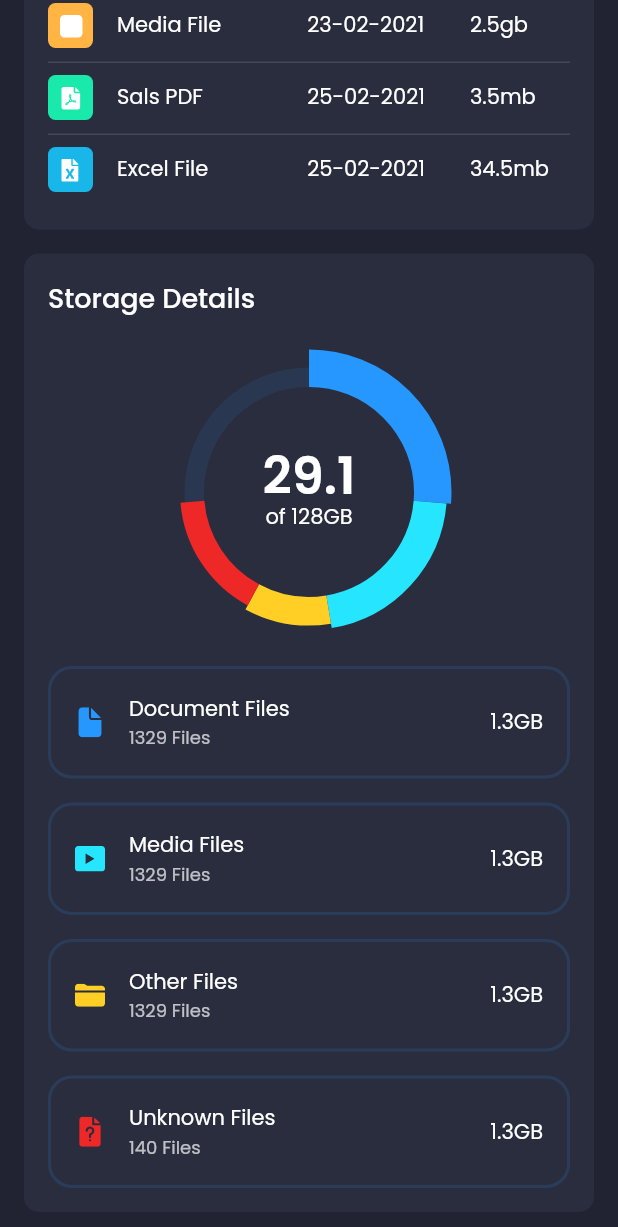
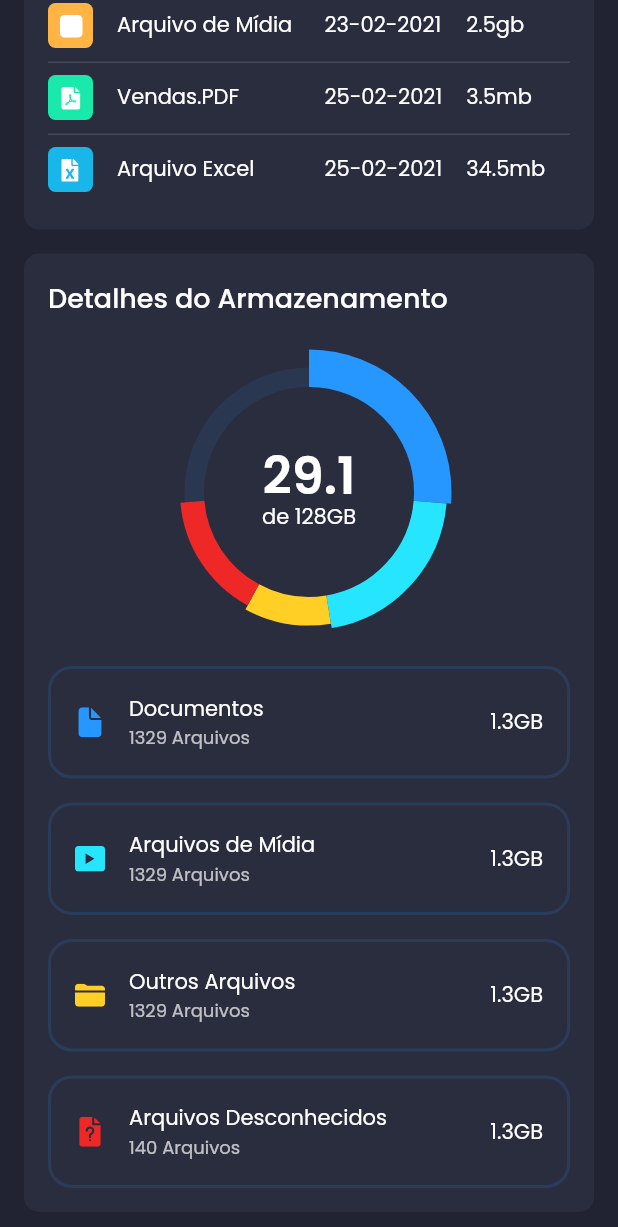
Before and after one commit to zAndreyG/Flutter-Responsive-Mobile-Web-App, a Flutter app: the screen it shows after launch, scrolled down 767 dp, on a phone screen of 412 x 824 dp. Shown: the top 1227 px of the screen. Run offline on Flutter 3.47's test engine with Material 2 defaults, Android fonts, the phone set to English and light mode, and no system bars; drawn by our look-alikes of fl_chart; our stand-ins replace flutter_svg, google_fonts.

Commit message:
Localização

```diff
--- a/Flutter-Responsive/lib/main.dart
+++ b/Flutter-Responsive/lib/main.dart
@@ -15,7 +15,7 @@ class MyApp extends StatelessWidget {
   Widget build(BuildContext context) {
     return MaterialApp(
       debugShowCheckedModeBanner: false,
-      title: 'Flutter Admin Panel',
+      title: 'Flutter - Painel de Administração',
       theme: ThemeData.dark().copyWith(
         scaffoldBackgroundColor: bgColor,
         textTheme: GoogleFonts.poppinsTextTheme(Theme.of(context).textTheme)
--- a/Flutter-Responsive/lib/models/MyFiles.dart
+++ b/Flutter-Responsive/lib/models/MyFiles.dart
@@ -17,7 +17,7 @@ class CloudStorageInfo {
 
 List demoMyFiels = [
   CloudStorageInfo(
-    title: "Documents",
+    title: "Documentos",
     numOfFiels: 1328,
     svgSrc: "assets/icons/Documents.svg",
     totalStorage: "1.9GB",
@@ -41,7 +41,7 @@ List demoMyFiels = [
     percentage: 10,
   ),
   CloudStorageInfo(
-    title: "Documents",
+    title: "DropBox",
     numOfFiels: 5328,
     svgSrc: "assets/icons/drop_box.svg",
     totalStorage: "7.3GB",
--- a/Flutter-Responsive/lib/models/RecentFile.dart
+++ b/Flutter-Responsive/lib/models/RecentFile.dart
@@ -7,43 +7,43 @@ class RecentFile {
 List demoRecentFiles = [
   RecentFile(
     icon: "assets/icons/xd_file.svg",
-    title: "XD File",
+    title: "Arquivo XD",
     date: "01-03-2021",
     size: "3.5mb",
   ),
   RecentFile(
     icon: "assets/icons/Figma_file.svg",
-    title: "Figma File",
+    title: "Arquivo Figma",
     date: "27-02-2021",
     size: "19.0mb",
   ),
   RecentFile(
     icon: "assets/icons/doc_file.svg",
-    title: "Documetns",
+    title: "Documentos",
     date: "23-02-2021",
     size: "32.5mb",
   ),
   RecentFile(
     icon: "assets/icons/sound_file.svg",
-    title: "Sound File",
+    title: "Arquivo de Áudio",
     date: "21-02-2021",
     size: "3.5mb",
   ),
   RecentFile(
     icon: "assets/icons/media_file.svg",
-    title: "Media File",
+    title: "Arquivo de Mídia",
     date: "23-02-2021",
     size: "2.5gb",
   ),
   RecentFile(
     icon: "assets/icons/pdf_file.svg",
-    title: "Sals PDF",
+    title: "Vendas.PDF",
     date: "25-02-2021",
     size: "3.5mb",
   ),
   RecentFile(
     icon: "assets/icons/excle_file.svg",
-    title: "Excel File",
+    title: "Arquivo Excel",
     date: "25-02-2021",
     size: "34.5mb",
   ),
--- a/Flutter-Responsive/lib/screens/dashboard/components/chart.dart
+++ b/Flutter-Responsive/lib/screens/dashboard/components/chart.dart
@@ -34,7 +34,7 @@ class Chart extends StatelessWidget {
                         height: 0.5,
                       ),
                 ),
-                Text("of 128GB")
+                Text("de 128GB")
               ],
             ),
           )
--- a/Flutter-Responsive/lib/screens/dashboard/components/file_info_card.dart
+++ b/Flutter-Responsive/lib/screens/dashboard/components/file_info_card.dart
@@ -59,7 +59,7 @@ class FileInfoCard extends StatelessWidget {
             mainAxisAlignment: MainAxisAlignment.spaceBetween,
             children: [
               Text(
-                "${info.numOfFiels} Files",
+                "${info.numOfFiels} Arquivos",
                 style: Theme.of(context)
                     .textTheme
                     .caption
--- a/Flutter-Responsive/lib/screens/dashboard/components/header.dart
+++ b/Flutter-Responsive/lib/screens/dashboard/components/header.dart
@@ -61,7 +61,7 @@ class ProfileCard extends StatelessWidget {
             Padding(
               padding:
                   const EdgeInsets.symmetric(horizontal: defaultPadding / 2),
-              child: Text("Angelina Joli"),
+              child: Text("Some One"),
             ),
           Icon(Icons.keyboard_arrow_down),
         ],
@@ -79,7 +79,7 @@ class SearchField extends StatelessWidget {
   Widget build(BuildContext context) {
     return TextField(
       decoration: InputDecoration(
-          hintText: "Search",
+          hintText: "Pesquisar",
           fillColor: secondaryColor,
           filled: true,
           border: OutlineInputBorder(
--- a/Flutter-Responsive/lib/screens/dashboard/components/my_fiels.dart
+++ b/Flutter-Responsive/lib/screens/dashboard/components/my_fiels.dart
@@ -19,7 +19,7 @@ class MyFiles extends StatelessWidget {
           mainAxisAlignment: MainAxisAlignment.spaceBetween,
           children: [
             Text(
-              "My Files",
+              "Meus Arquivos",
               style: Theme.of(context).textTheme.subtitle1,
             ),
             ElevatedButton.icon(
@@ -32,7 +32,7 @@ class MyFiles extends StatelessWidget {
               ),
               onPressed: () {},
               icon: Icon(Icons.add),
-              label: Text("Add New"),
+              label: Text("Novo"),
             )
           ],
         ),
--- a/Flutter-Responsive/lib/screens/dashboard/components/recent_files.dart
+++ b/Flutter-Responsive/lib/screens/dashboard/components/recent_files.dart
@@ -21,7 +21,7 @@ class RecentFIles extends StatelessWidget {
         crossAxisAlignment: CrossAxisAlignment.start,
         children: [
           Text(
-            "Recent Files",
+            "Arquivos Recentes",
             style: Theme.of(context).textTheme.subtitle1,
           ),
           SizedBox(
@@ -31,13 +31,13 @@ class RecentFIles extends StatelessWidget {
               horizontalMargin: 0,
               columns: [
                 DataColumn(
-                  label: Text("File Name"),
+                  label: Text("Nome"),
                 ),
                 DataColumn(
-                  label: Text("Date"),
+                  label: Text("Data"),
                 ),
                 DataColumn(
-                  label: Text("Size"),
+                  label: Text("Tamanho"),
                 ),
               ],
               rows: List.generate(
--- a/Flutter-Responsive/lib/screens/dashboard/components/storage_details.dart
+++ b/Flutter-Responsive/lib/screens/dashboard/components/storage_details.dart
@@ -21,7 +21,7 @@ class StorageDetails extends StatelessWidget {
         crossAxisAlignment: CrossAxisAlignment.start,
         children: [
           Text(
-            "Storage Details",
+            "Detalhes do Armazenamento",
             style: TextStyle(
               fontSize: 18,
               fontWeight: FontWeight.w500,
@@ -31,25 +31,25 @@ class StorageDetails extends StatelessWidget {
           Chart(),
           StorageInfoCard(
             svgSrc: "assets/icons/Documents.svg",
-            title: "Document Files",
+            title: "Documentos",
             numOfFiles: 1329,
             amountOfFiles: "1.3GB",
           ),
           StorageInfoCard(
             svgSrc: "assets/icons/media.svg",
-            title: "Media Files",
+            title: "Arquivos de Mídia",
             numOfFiles: 1329,
             amountOfFiles: "1.3GB",
           ),
           StorageInfoCard(
             svgSrc: "assets/icons/folder.svg",
-            title: "Other Files",
+            title: "Outros Arquivos",
             numOfFiles: 1329,
             amountOfFiles: "1.3GB",
           ),
           StorageInfoCard(
             svgSrc: "assets/icons/unknown.svg",
-            title: "Unknown Files",
+            title: "Arquivos Desconhecidos",
             numOfFiles: 140,
             amountOfFiles: "1.3GB",
           ),
--- a/Flutter-Responsive/lib/screens/dashboard/components/storage_info_card.dart
+++ b/Flutter-Responsive/lib/screens/dashboard/components/storage_info_card.dart
@@ -48,7 +48,7 @@ class StorageInfoCard extends StatelessWidget {
                     overflow: TextOverflow.ellipsis,
                   ),
                   Text(
-                    "$numOfFiles Files",
+                    "$numOfFiles Arquivos",
                     style: Theme.of(context)
                         .textTheme
                         .caption
--- a/Flutter-Responsive/lib/screens/main/main_screen.dart
+++ b/Flutter-Responsive/lib/screens/main/main_screen.dart
@@ -33,4 +33,3 @@ class MainScreen extends StatelessWidget {
     );
   }
 }
-// 39:53
```
Also changed, not shown: Flutter-Responsive/lib/screens/main/components/side_menu.dart (+7 -7 lines).
